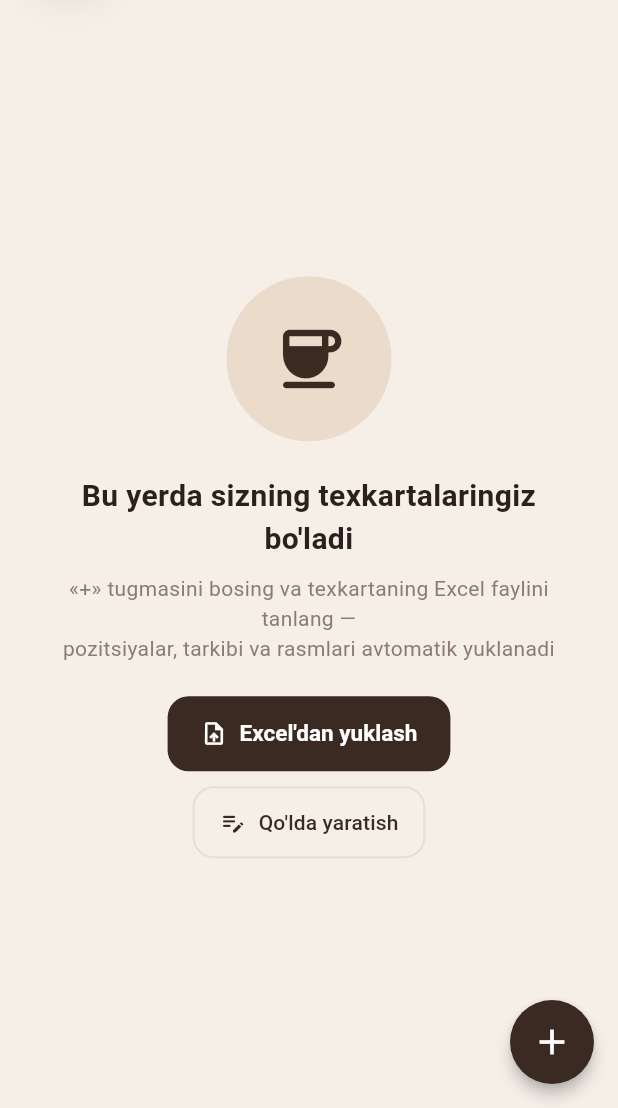
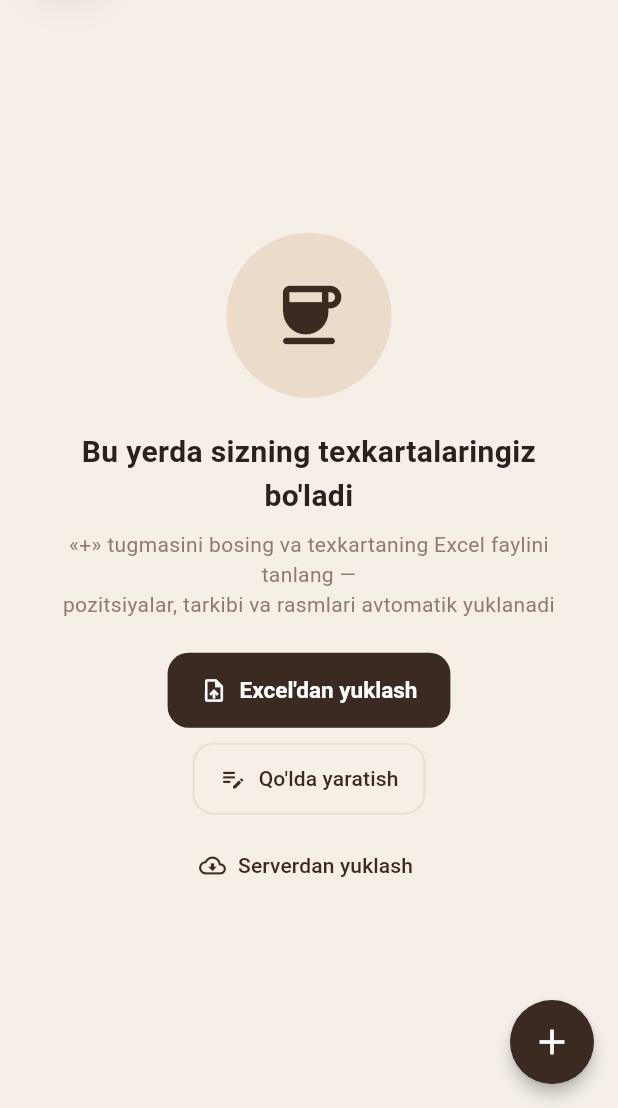
Before and after one commit to alinaibragimovna120-byte/mone_menu, a Flutter app: the screen it shows after launch, after a tap on "UZ", on a phone screen of 412 x 824 dp, the part 128-1236 px from its top. Run offline on Flutter 3.47's test engine with Material 3 defaults, Android fonts, the phone set to English and light mode, and no system bars; our stand-ins replace file_picker, web; missing offline and left inert: dart:ffi, dart:js_interop, desktop_drop; network calls fail.

Commit message:
Автосинхронизация техкарт с сервером
При запуске, возврате в приложение и после входа техкарты подтягиваются
с сервера; изменения админа/шефа отправляются сами через 3 с. Локальные
неотправленные изменения не затираются (server_dirty), при конфликте —
значок и выбор на экране «Сервер». На пустой главной — «Загрузить с сервера».

Co-Authored-By: Claude Opus 5.5 (1M context) <noreply@anthropic.com>

```diff
--- a/lib/main.dart
+++ b/lib/main.dart
@@ -15,7 +15,10 @@ Future<void> main() async {
   WidgetsFlutterBinding.ensureInitialized();
   final storage = CardStorage();
   final settings = await storage.loadSettings();
-  final menu = MenuProvider(storage)..load();
+  final menu = MenuProvider(storage);
+  final sync = MenuSync(storage: storage, menu: menu, settings: settings)..attach();
+  // Техкарты с устройства сразу, затем — свежие с сервера (если вошли).
+  menu.load().then((_) => sync.autoSync());
   runApp(
     MultiProvider(
       providers: [
@@ -27,7 +30,7 @@ Future<void> main() async {
             onSave: (code) async => storage.saveSettings({...await storage.loadSettings(), 'lang': code}),
           ),
         ),
-        ChangeNotifierProvider(create: (_) => MenuSync(storage: storage, menu: menu, settings: settings)),
+        ChangeNotifierProvider.value(value: sync),
       ],
       child: const MoneMenuApp(),
     ),
--- a/lib/provider/menu_provider.dart
+++ b/lib/provider/menu_provider.dart
@@ -13,6 +13,10 @@ import '../services/xlsx_tech_card_parser.dart';
 class MenuProvider extends ChangeNotifier {
   final CardStorage storage;
   MenuProvider(this.storage);
+
+  /// Вызывается после каждого изменения пользователем (не при загрузке и не
+  /// при замене данными с сервера) — для автоотправки на сервер.
+  VoidCallback? onChanged;
 
   List<TechBook> _books = [];
   List<TechCard> _cards = [];
@@ -57,7 +61,7 @@ class MenuProvider extends ChangeNotifier {
     _books = [...books];
     _cards = [...cards];
     notifyListeners();
-    await _save();
+    await _persist();
     for (final p in old.difference(keep)) {
       await storage.deletePhoto(p);
     }
@@ -102,7 +106,7 @@ class MenuProvider extends ChangeNotifier {
       if (_cards.any((c) => !seen.add(c.id))) {
         seen.clear();
         _cards = [for (final c in _cards) seen.add(c.id) ? c : c.copyWith(id: newId())];
-        await _save();
+        await _persist();
       }
       // Опечатки из Excel («Завтрыки», «очищеный»…) — исправляем и в сохранённом.
       var typos = false;
@@ -125,7 +129,7 @@ class MenuProvider extends ChangeNotifier {
           typos = true;
         }
       }
-      if (typos) await _save();
+      if (typos) await _persist();
       // Похожие отделы в одной техкарте («Лимонад» / «Лимонады») — в один.
       final cats = <String, List<String>>{};
       var changed = false;
@@ -140,7 +144,7 @@ class MenuProvider extends ChangeNotifier {
           changed = true;
         }
       }
-      if (changed) await _save();
+      if (changed) await _persist();
       // Позиции из первой версии (без техкарты) — в отдельную техкарту.
       if (_cards.any((c) => bookById(c.bookId) == null)) {
         final misc = TechBook(id: newId(), title: 'Мои позиции', createdAt: DateTime.now());
@@ -148,7 +152,7 @@ class MenuProvider extends ChangeNotifier {
         _cards = [
           for (final c in _cards) bookById(c.bookId) == null ? c.copyWith(bookId: misc.id) : c,
         ];
-        await _save();
+        await _persist();
       }
     } finally {
       loading = false;
@@ -178,7 +182,14 @@ class MenuProvider extends ChangeNotifier {
   /// микросекунду, и одного времени не хватает).
   String newId() => '${DateTime.now().microsecondsSinceEpoch.toRadixString(36)}${(_idSeq++).toRadixString(36)}';
 
-  Future<void> _save() => storage.save(_books, _cards);
+  /// Записать на устройство (без отметки «изменено» — загрузка, данные с сервера).
+  Future<void> _persist() => storage.save(_books, _cards);
+
+  /// Записать изменение пользователя: [onChanged] отправит его на сервер.
+  Future<void> _save() async {
+    await _persist();
+    onChanged?.call();
+  }
 
   // ---------- техкарты (сборники) ----------
 
--- a/lib/services/menu_sync.dart
+++ b/lib/services/menu_sync.dart
@@ -5,9 +5,11 @@
 // На сервере количество хранится целым числом в тысячных: amount_milli
 // (7,5 гр → 7500) — правило проекта «float не сохраняется».
 
+import 'dart:async';
 import 'dart:convert';
 
 import 'package:flutter/foundation.dart';
+import 'package:flutter/widgets.dart';
 import 'package:http/http.dart' as http;
 
 import '../provider/menu_provider.dart';
@@ -30,7 +32,7 @@ class MenuSyncException implements Exception {
 }
 
 /// Состояние входа и синхронизации; хранится в настройках (settings.json).
-class MenuSync extends ChangeNotifier {
+class MenuSync extends ChangeNotifier with WidgetsBindingObserver {
   final CardStorage storage;
   final MenuProvider menu;
   final http.Client _http;
@@ -49,6 +51,69 @@ class MenuSync extends ChangeNotifier {
   int get revision => (_settings['server_revision'] as num?)?.toInt() ?? 0;
   DateTime? get lastSync => DateTime.tryParse(_settings['server_synced_at'] as String? ?? '');
   bool get loggedIn => token != null;
+
+  /// На устройстве есть изменения, которых нет на сервере. Если отметки ещё
+  /// нет (данные из версии без автосинхронизации) — считаем, что есть:
+  /// иначе загрузка с сервера затёрла бы их.
+  bool get dirty => (_settings['server_dirty'] as bool?) ?? menu.allBooks.isNotEmpty;
+
+  /// Автоотправка упёрлась в чужие изменения на сервере — выбрать на «Сервер».
+  bool conflict = false;
+
+  Timer? _pushTimer;
+  int _changes = 0;
+
+  /// Подписаться на изменения техкарт и сворачивание/открытие приложения.
+  void attach() {
+    menu.onChanged = _localChange;
+    WidgetsBinding.instance.addObserver(this);
+  }
+
+  @override
+  void dispose() {
+    _pushTimer?.cancel();
+    WidgetsBinding.instance.removeObserver(this);
+    super.dispose();
+  }
+
+  @override
+  void didChangeAppLifecycleState(AppLifecycleState state) {
+    if (state == AppLifecycleState.resumed) autoSync();
+    // Свернули с неотправленным изменением — отправляем сразу.
+    if (state == AppLifecycleState.paused && (_pushTimer?.isActive ?? false)) autoSync();
+  }
+
+  void _localChange() {
+    _changes++;
+    if (_settings['server_dirty'] != true) _saveSettings({'server_dirty': true});
+    if (loggedIn && canEdit) {
+      _pushTimer?.cancel();
+      _pushTimer = Timer(const Duration(seconds: 3), autoSync);
+    }
+  }
+
+  /// Тихая синхронизация — при открытии приложения, возврате в него, после
+  /// входа и после изменений: свои изменения уходят на сервер (админ и шеф),
+  /// иначе подтягивается свежая версия с сервера. Ошибки не показываются —
+  /// техкарты остаются на устройстве, попробуем в следующий раз.
+  Future<void> autoSync() async {
+    _pushTimer?.cancel();
+    if (!loggedIn) return;
+    if (busy) {
+      _pushTimer = Timer(const Duration(seconds: 3), autoSync);
+      return;
+    }
+    try {
+      if (dirty && canEdit) {
+        await push();
+      } else if (!dirty || menu.allBooks.isEmpty) {
+        await pull(onlyIfNewer: true);
+      }
+    } on MenuConflict {
+      conflict = true;
+      notifyListeners();
+    } catch (_) {}
+  }
 
   /// Локальный путь фото → адрес на сервере ("/static/…").
   Map<String, String> get _photoUrls => Map<String, String>.from(_settings['photo_urls'] as Map? ?? {});
@@ -123,6 +188,7 @@ class MenuSync extends ChangeNotifier {
   /// Отправить все техкарты (и скрытые) на сервер. [force] — перезаписать,
   /// даже если там есть чужие изменения.
   Future<int> push({bool force = false}) => _run(() async {
+        final changes = _changes;
         final urls = _photoUrls;
         Future<String> upload(String path) async {
           if (path.isEmpty) return '';
@@ -157,7 +223,14 @@ class MenuSync extends ChangeNotifier {
           throw MenuSyncException(body['message'] as String? ?? 'Ошибка сервера ${r.statusCode}');
         }
         final rev = ((body['data'] as Map)['revision'] as num).toInt();
-        await _saveSettings({'server_revision': rev, 'server_synced_at': DateTime.now().toIso8601String()});
+        conflict = false;
+        await _saveSettings({
+          'server_revision': rev,
+          'server_synced_at': DateTime.now().toIso8601String(),
+          // Изменили, пока шла отправка, — отправим ещё раз.
+          'server_dirty': _changes != changes,
+        });
+        if (_changes != changes) _pushTimer = Timer(const Duration(seconds: 3), autoSync);
         return cards.length;
       });
 
@@ -177,8 +250,10 @@ class MenuSync extends ChangeNotifier {
 
   // ---------- загрузка ----------
 
-  /// Загрузить меню с сервера и заменить им локальные данные.
-  Future<int> pull() => _run(() async {
+  /// Загрузить меню с сервера и заменить им локальные данные. [onlyIfNewer] —
+  /// не трогать техкарты, если на сервере та же версия, что уже на устройстве.
+  Future<int> pull({bool onlyIfNewer = false}) => _run(() async {
+        final changes = _changes;
         final r = await _http.get(_u('/api/menu'), headers: _headers);
         final body = _decode(r);
         _checkAuth(r, body);
@@ -186,6 +261,8 @@ class MenuSync extends ChangeNotifier {
           throw MenuSyncException(body['message'] as String? ?? 'Ошибка сервера ${r.statusCode}');
         }
         final data = body['data'] as Map<String, dynamic>;
+        final serverRev = (data['revision'] as num).toInt();
+        if (onlyIfNewer && (serverRev == revision || (data['books'] as List).isEmpty)) return menu.allCards.length;
         final urls = _photoUrls;
         final byUrl = {for (final e in urls.entries) e.value: e.key};
         Future<String> local(String url) async {
@@ -210,13 +287,17 @@ class MenuSync extends ChangeNotifier {
             ..removeWhere((p) => p.isEmpty);
           cards.add(_cardFromServer(j, photos));
         }
+        // Пока скачивали, на устройстве что-то изменили — не затираем.
+        if (onlyIfNewer && _changes != changes) return menu.allCards.length;
         await menu.replaceAll(books, cards);
         urls.removeWhere((path, _) => !{for (final c in cards) ...c.photos, for (final b in books) b.cover}.contains(path));
         await _saveSettings({
           'photo_urls': urls,
-          'server_revision': (data['revision'] as num).toInt(),
+          'server_revision': serverRev,
           'server_synced_at': DateTime.now().toIso8601String(),
+          'server_dirty': false,
         });
+        conflict = false;
         return cards.length;
       });
 
--- a/lib/ui/home_page.dart
+++ b/lib/ui/home_page.dart
@@ -114,7 +114,12 @@ class _Header extends StatelessWidget {
               tooltip: tr('Сервер — вход и синхронизация'),
               onPressed: () => openServerPage(context),
               icon: Icon(
-                context.watch<MenuSync>().loggedIn ? Icons.cloud_done_outlined : Icons.cloud_outlined,
+                switch (context.watch<MenuSync>()) {
+                  MenuSync(busy: true) => Icons.cloud_sync_outlined,
+                  MenuSync(conflict: true) => Icons.sync_problem_outlined,
+                  MenuSync(loggedIn: true) => Icons.cloud_done_outlined,
+                  _ => Icons.cloud_outlined,
+                },
                 size: 26,
               ),
             ),
@@ -274,6 +279,16 @@ class _EmptyHome extends StatelessWidget {
 
   @override
   Widget build(BuildContext context) {
+    final sync = context.watch<MenuSync>();
+    if (sync.busy) {
+      return Center(
+        child: Column(mainAxisSize: MainAxisSize.min, children: [
+          const CircularProgressIndicator(),
+          const SizedBox(height: 16),
+          Text(tr('Загружаю техкарты с сервера…'), style: const TextStyle(color: AppColors.muted)),
+        ]),
+      );
+    }
     return Center(
       child: Padding(
         padding: const EdgeInsets.all(32),
@@ -306,6 +321,22 @@ class _EmptyHome extends StatelessWidget {
               onPressed: () => createBookManually(context),
               icon: const Icon(Icons.edit_note_rounded),
               label: Text(tr('Создать вручную')),
+            ),
+            const SizedBox(height: 10),
+            // Техкарты уже есть на сервере (добавлены на другом устройстве).
+            TextButton.icon(
+              onPressed: () async {
+                if (sync.loggedIn && context.read<MenuProvider>().allBooks.isEmpty) {
+                  await sync.pull().catchError((Object e) {
+                    if (context.mounted) ScaffoldMessenger.of(context).showSnackBar(SnackBar(content: Text('$e')));
+                    return 0;
+                  });
+                } else {
+                  await openServerPage(context);
+                }
+              },
+              icon: const Icon(Icons.cloud_download_outlined),
+              label: Text(tr('Загрузить с сервера')),
             ),
             if (context.watch<MenuProvider>().deletedBooks.isNotEmpty) ...[
               const SizedBox(height: 10),
--- a/lib/ui/l10n.dart
+++ b/lib/ui/l10n.dart
@@ -202,6 +202,8 @@ const _uz = <String, String>{
   'Отправлять техкарты на сервер могут админ и шеф. Вам доступна загрузка.':
       "Texkartalarni serverga faqat admin va shef yubora oladi. Siz yuklab olishingiz mumkin.",
   'Сервер — вход и синхронизация': 'Server — kirish va sinxronlash',
+  'Есть изменения, ещё не отправленные на сервер': "Serverga hali yuborilmagan o'zgarishlar bor",
+  'Загружаю техкарты с сервера…': 'Texkartalar serverdan yuklanmoqda…',
 
   // импорт
   'Формат .xls не поддерживается. Откройте файл в Excel → «Сохранить как» → «Книга Excel (*.xlsx)».':
```
Also changed, not shown: lib/ui/server_page.dart (+8 -0 lines).
